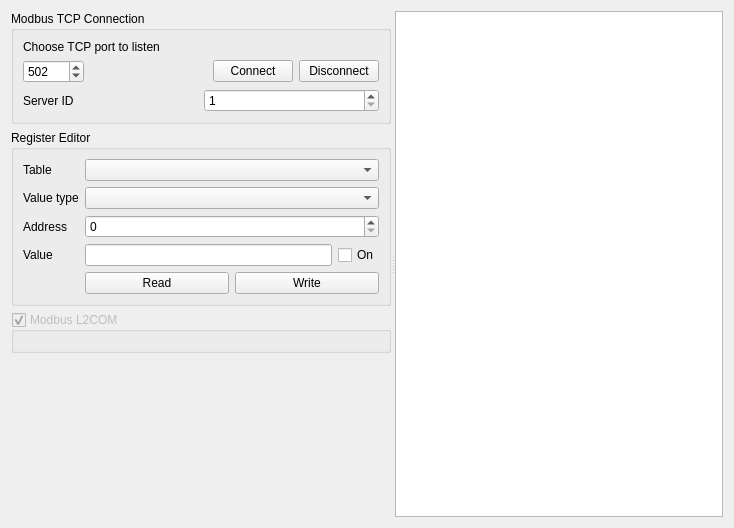
Qt form PortListener/modbustcplistener.ui (khomchenkovaa/PortListener) before a commit.
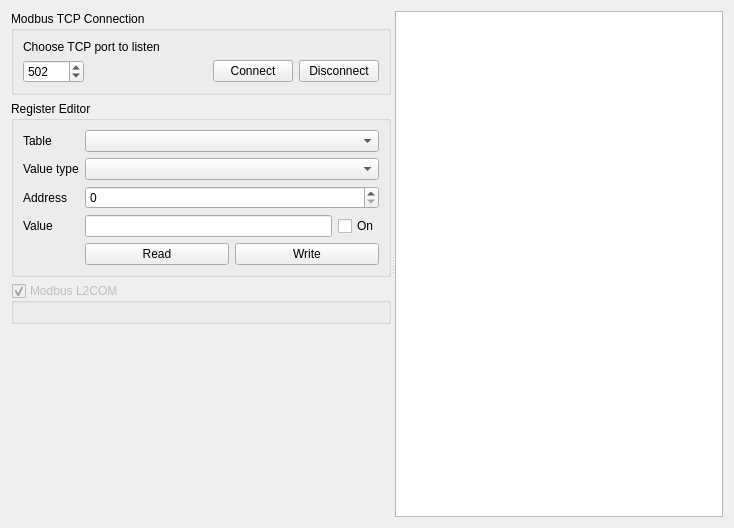
The same form after that commit.

Commit message: [MOD] don't use serverId in modbus-tcp mode

What changed in the file:
```diff
--- a/PortListener/modbustcplistener.ui
+++ b/PortListener/modbustcplistener.ui
@@ -78,24 +78,6 @@
             </item>
            </layout>
           </item>
-          <item>
-           <layout class="QHBoxLayout" name="horizontalLayout_2">
-            <item>
-             <widget class="QLabel" name="lblServerId">
-              <property name="text">
-               <string>Server ID</string>
-              </property>
-             </widget>
-            </item>
-            <item>
-             <widget class="QSpinBox" name="spinServerId">
-              <property name="minimum">
-               <number>1</number>
-              </property>
-             </widget>
-            </item>
-           </layout>
-          </item>
          </layout>
         </widget>
        </item>
```
The commit also changes 3 other files.
